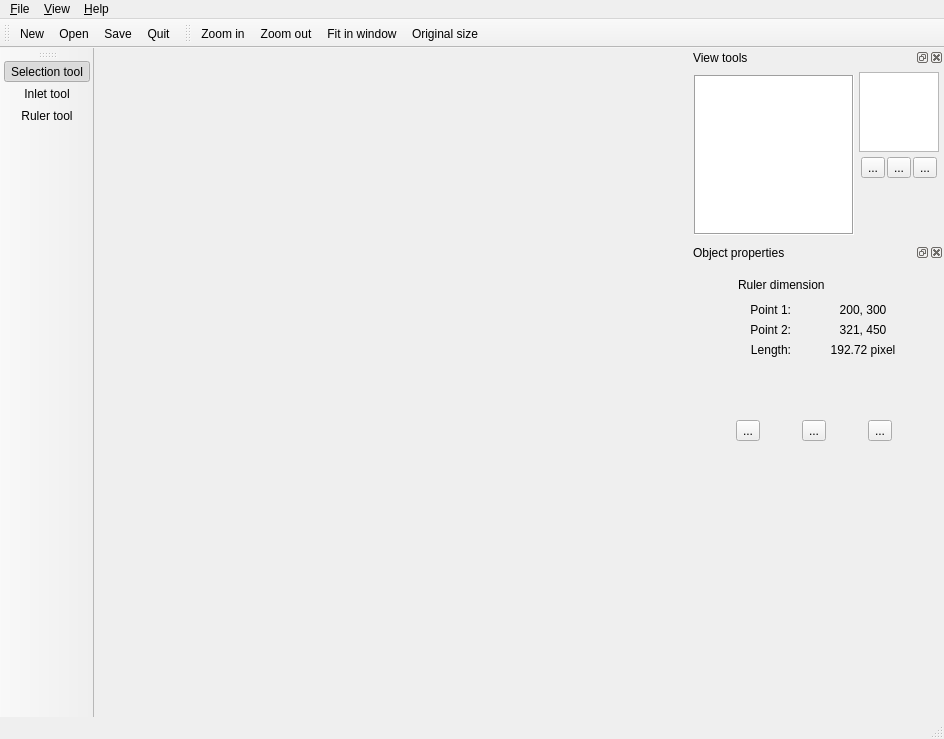
Above: topino/ui/mainwindow.ui from XXY1227/topino before the change. Below: the same form after it.
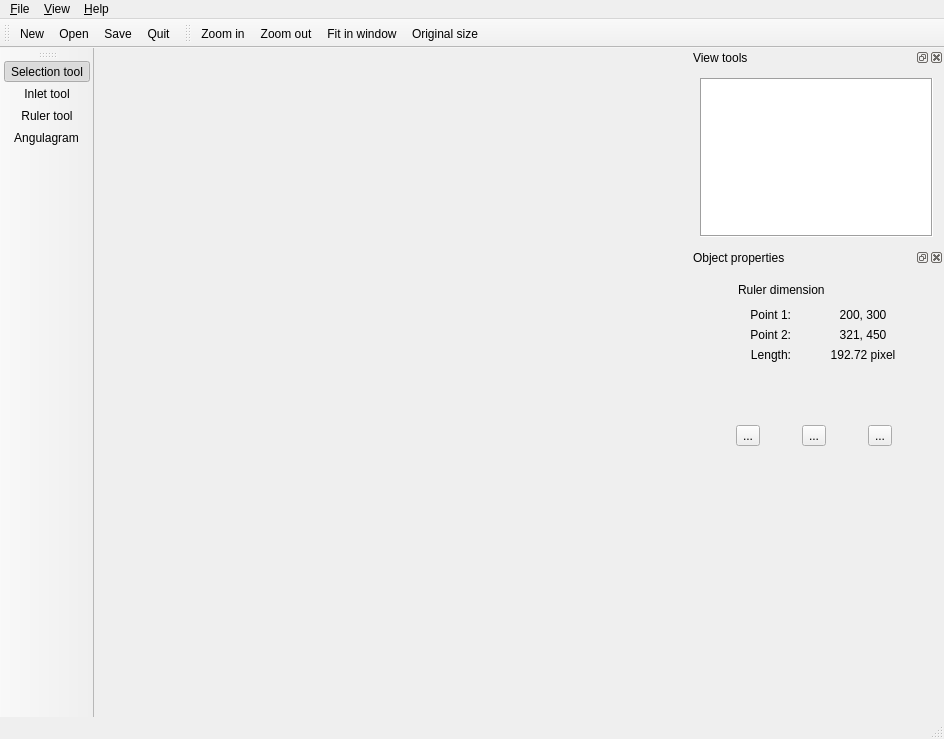
That is the form after the change. Icons and pictures are not drawn.

Commit message: Added view manager and new chart view

What changed in the file:
```diff
--- a/topino/ui/mainwindow.ui
+++ b/topino/ui/mainwindow.ui
@@ -101,6 +101,7 @@
    <addaction name="action_selection_tool"/>
    <addaction name="action_inlet_tool"/>
    <addaction name="action_ruler_tool"/>
+   <addaction name="action_angulagram"/>
   </widget>
   <widget class="QToolBar" name="zoomBar">
    <property name="windowTitle">
@@ -119,7 +120,7 @@
   </widget>
   <widget class="QDockWidget" name="dockViewTools">
    <property name="sizePolicy">
-    <sizepolicy hsizetype="Preferred" vsizetype="Preferred">
+    <sizepolicy hsizetype="Fixed" vsizetype="Fixed">
      <horstretch>0</horstretch>
      <verstretch>0</verstretch>
     </sizepolicy>
@@ -127,13 +128,13 @@
    <property name="minimumSize">
     <size>
      <width>255</width>
-     <height>195</height>
+     <height>200</height>
     </size>
    </property>
    <property name="maximumSize">
     <size>
      <width>255</width>
-     <height>195</height>
+     <height>200</height>
     </size>
    </property>
    <property name="floating">
@@ -152,108 +153,24 @@
     <number>2</number>
    </attribute>
    <widget class="QWidget" name="dockWidgetContents">
+    <property name="sizePolicy">
+     <sizepolicy hsizetype="Expanding" vsizetype="Expanding">
+      <horstretch>0</horstretch>
+      <verstretch>0</verstretch>
+     </sizepolicy>
+    </property>
     <property name="autoFillBackground">
      <bool>false</bool>
     </property>
-    <layout class="QGridLayout" name="gridLayout">
-     <property name="leftMargin">
-      <number>5</number>
-     </property>
-     <property name="topMargin">
-      <number>5</number>
-     </property>
-     <property name="rightMargin">
-      <number>5</number>
-     </property>
-     <property name="bottomMargin">
-      <number>5</number>
-     </property>
-     <property name="spacing">
-      <number>5</number>
-     </property>
-     <item row="1" column="1">
-      <layout class="QHBoxLayout" name="horizontalLayout">
-       <property name="spacing">
-        <number>0</number>
-       </property>
-       <item>
-        <widget class="QToolButton" name="toolButton">
-         <property name="text">
-          <string>...</string>
-         </property>
-        </widget>
-       </item>
-       <item>
-        <widget class="QToolButton" name="toolButton_2">
-         <property name="text">
-          <string>...</string>
-         </property>
-        </widget>
-       </item>
-       <item>
-        <widget class="QToolButton" name="toolButton_3">
-         <property name="text">
-          <string>...</string>
-         </property>
-        </widget>
-       </item>
-      </layout>
-     </item>
-     <item row="3" column="1">
-      <spacer name="verticalSpacer">
-       <property name="orientation">
-        <enum>Qt::Vertical</enum>
-       </property>
-       <property name="sizeHint" stdset="0">
-        <size>
-         <width>20</width>
-         <height>40</height>
-        </size>
-       </property>
-      </spacer>
-     </item>
-     <item row="0" column="1">
-      <widget class="QGraphicsView" name="microView">
-       <property name="sizePolicy">
-        <sizepolicy hsizetype="Expanding" vsizetype="Expanding">
-         <horstretch>1</horstretch>
-         <verstretch>1</verstretch>
-        </sizepolicy>
-       </property>
-       <property name="minimumSize">
-        <size>
-         <width>80</width>
-         <height>80</height>
-        </size>
-       </property>
-       <property name="maximumSize">
-        <size>
-         <width>80</width>
-         <height>80</height>
-        </size>
-       </property>
-      </widget>
-     </item>
-     <item row="0" column="0" rowspan="4">
+    <layout class="QVBoxLayout" name="verticalLayout">
+     <item>
       <widget class="QGraphicsView" name="miniView">
        <property name="sizePolicy">
         <sizepolicy hsizetype="Expanding" vsizetype="Expanding">
-         <horstretch>3</horstretch>
+         <horstretch>0</horstretch>
          <verstretch>0</verstretch>
         </sizepolicy>
        </property>
-       <property name="minimumSize">
-        <size>
-         <width>160</width>
-         <height>160</height>
-        </size>
-       </property>
-       <property name="maximumSize">
-        <size>
-         <width>160</width>
-         <height>160</height>
-        </size>
-       </property>
        <property name="contextMenuPolicy">
         <enum>Qt::DefaultContextMenu</enum>
        </property>
@@ -1052,6 +969,18 @@
     <string>O&amp;riginal size</string>
    </property>
   </action>
+  <action name="action_angulagram">
+   <property name="icon">
+    <iconset resource="../topino.qrc">
+     <normaloff>:/ui/toolicons/angulagram.png</normaloff>:/ui/toolicons/angulagram.png</iconset>
+   </property>
+   <property name="text">
+    <string>&amp;Angulagram</string>
+   </property>
+   <property name="toolTip">
+    <string>Show and edit the angulagram</string>
+   </property>
+  </action>
   <actiongroup name="action_group_tools">
    <action name="action_selection_tool">
     <property name="checkable">
```
Left out of the diff: 81 changed lines with no effect on the pictures. The commit also changes 4 other files.
